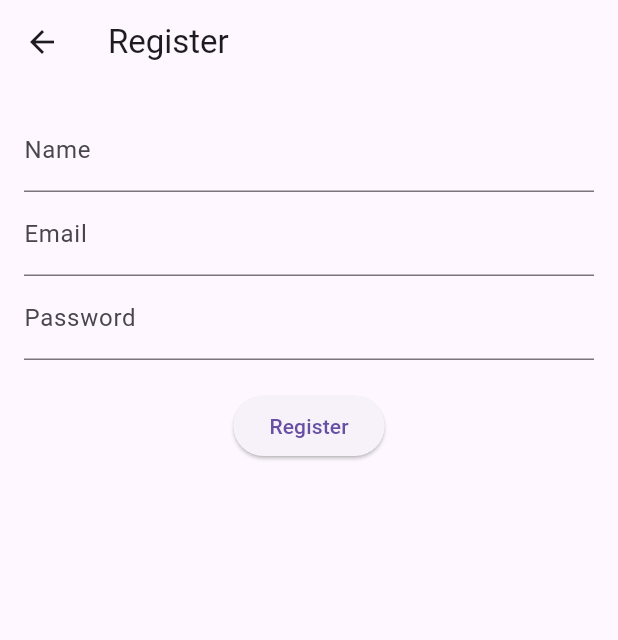
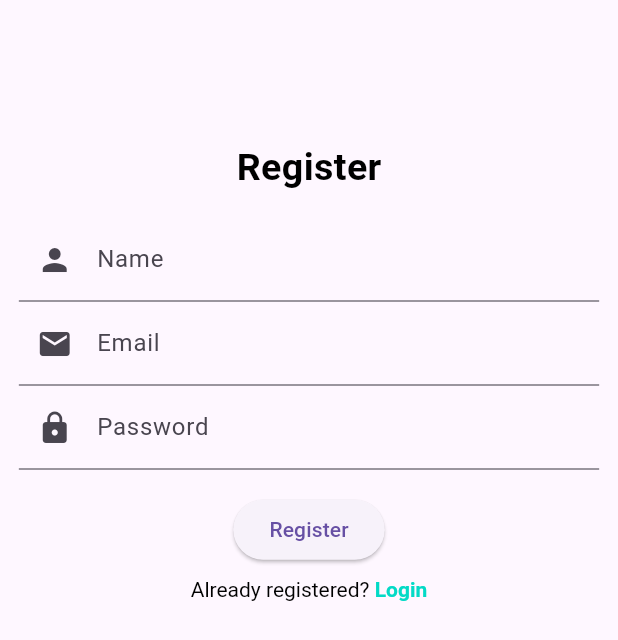
Before and after one commit to alxayeed/car_workshop, a Flutter app: the RegisterScreen screen opened by its route, on a phone screen of 412 x 824 dp. Shown: the top 640 px of the screen. Run offline on Flutter 3.47's test engine with Material 3 defaults, Android fonts, the phone set to English and light mode, and no system bars; our stand-ins replace dartz, equatable, firebase_auth, firebase_core, flutter_screenutil, get; accounts and stored records are empty.

Commit message:
UPDATE: login and register screen ui updated. custom widgets created

```diff
--- a/lib/core/constants/app_strings.dart
+++ b/lib/core/constants/app_strings.dart
@@ -3,4 +3,17 @@ class AppStrings {
   static const String login = "Login";
   static const String register = "Register";
   static const String welcomeMessage = "Welcome to the Car Workshop App!";
+  static const String pleaseWait = 'Please wait...';
+  static const String success = 'Success';
+  static const String registrationSuccess = 'Registration successful!';
+  static const String error = 'Oops!';
+  static const String name = 'Name';
+  static const String email = 'Email';
+  static const String password = 'Password';
+
+  // Updated redirection button text
+  static const String noAccount = "Don't have an account? ";
+  static const String signUpLink = 'Register Now';
+  static const String alreadyRegistered = 'Already registered? ';
+  static const String loginLink = 'Login';
 }
--- a/lib/core/style/app_colors.dart
+++ b/lib/core/style/app_colors.dart
@@ -5,4 +5,8 @@ class AppColors {
   static const Color accent = Color(0xFF03DAC6);
   static const Color text = Color(0xFF000000);
   static const Color primaryDark = Color(0xFF3700B3);
+
+  // Success and Error Background Colors
+  static const Color successBackground = Color(0xFF4CAF50); // Green for success
+  static const Color errorBackground = Color(0xFFF44336); // Red for error
 }
--- a/lib/core/style/app_fonts.dart
+++ b/lib/core/style/app_fonts.dart
@@ -51,4 +51,5 @@ class AppFonts {
     fontWeight: FontWeight.w500,
     color: Colors.black,
   );
+
 }
--- a/lib/features/auth/presentation/screens/register_screen.dart
+++ b/lib/features/auth/presentation/screens/register_screen.dart
@@ -1,6 +1,11 @@
 import 'package:flutter/material.dart';
+import 'package:flutter_screenutil/flutter_screenutil.dart';
 import 'package:get/get.dart';
 import '../../../../core/constants/app_strings.dart';
+import '../../../../core/routes/app_routes.dart';
+import '../../../../core/style/app_fonts.dart'; // Import AppFonts
+import '../widgets/custom_text_field.dart';
+import '../widgets/redirection_button.dart';
 import '../../presentation/controllers/auth_controller.dart';
 
 class RegisterScreen extends StatelessWidget {
@@ -14,44 +19,69 @@ class RegisterScreen extends StatelessWidget {
     final TextEditingController passwordController = TextEditingController();
 
     return Scaffold(
-      appBar: AppBar(
-        title: const Text(AppStrings.register),
-      ),
       body: SingleChildScrollView(
         child: Padding(
-          padding: const EdgeInsets.all(16.0),
+          padding: EdgeInsets.all(16.w),
           child: Column(
             mainAxisAlignment: MainAxisAlignment.center,
             children: [
-              TextField(
+              SizedBox(height: 100.h),
+              // Title
+              Text(
+                AppStrings.register,
+                style: AppFonts.size32W700,
+              ),
+              SizedBox(height: 20.h),
+
+              // Name TextField
+              CustomTextField(
                 controller: nameController,
-                decoration: const InputDecoration(
-                  labelText: 'Name',
-                ),
+                labelText: AppStrings.name,
+                prefixIcon: Icons.person,
               ),
-              TextField(
+
+              // Email TextField
+              CustomTextField(
                 controller: emailController,
-                decoration: const InputDecoration(
-                  labelText: 'Email',
-                ),
+                labelText: AppStrings.email,
+                keyboardType: TextInputType.emailAddress,
+                prefixIcon: Icons.email,
               ),
-              TextField(
+
+              // Password TextField
+              CustomTextField(
                 controller: passwordController,
-                decoration: const InputDecoration(
-                  labelText: 'Password',
-                ),
+                labelText: AppStrings.password,
                 obscureText: true,
+                prefixIcon: Icons.lock,
               ),
-              const SizedBox(height: 20),
-              ElevatedButton(
-                onPressed: () {
-                  final String name = nameController.text;
-                  final String email = emailController.text;
-                  final String password = passwordController.text;
 
-                  authController.register(name, email, password);
-                },
-                child: const Text('Register'),
+              SizedBox(height: 20.h),
+
+              // Register Button
+              Obx(() {
+                return ElevatedButton(
+                  onPressed: authController.isLoading.value
+                      ? null
+                      : () {
+                    final String name = nameController.text.trim();
+                    final String email = emailController.text.trim();
+                    final String password = passwordController.text.trim();
+                    authController.register(name, email, password);
+                  },
+                  child: Text(authController.isLoading.value
+                      ? AppStrings.pleaseWait
+                      : AppStrings.register),
+                );
+              }),
+
+              SizedBox(height: 10.h),
+
+              // Redirection Button to Login Screen
+              const RedirectionButton(
+                regularText: AppStrings.alreadyRegistered,
+                linkText: AppStrings.loginLink,
+                route: AppRoutes.login,
               ),
             ],
           ),
--- /dev/null
+++ b/lib/features/auth/presentation/widgets/custom_text_field.dart
@@ -0,0 +1,31 @@
+import 'package:flutter/material.dart';
+
+class CustomTextField extends StatelessWidget {
+  final TextEditingController controller;
+  final String labelText;
+  final bool obscureText;
+  final TextInputType keyboardType;
+  final IconData? prefixIcon; // Optional prefix icon
+
+  const CustomTextField({
+    super.key,
+    required this.controller,
+    required this.labelText,
+    this.obscureText = false,
+    this.keyboardType = TextInputType.text,
+    this.prefixIcon,
+  });
+
+  @override
+  Widget build(BuildContext context) {
+    return TextField(
+      controller: controller,
+      decoration: InputDecoration(
+        labelText: labelText,
+        prefixIcon: prefixIcon != null ? Icon(prefixIcon) : null, // Optional icon
+      ),
+      obscureText: obscureText,
+      keyboardType: keyboardType,
+    );
+  }
+}
--- /dev/null
+++ b/lib/features/auth/presentation/widgets/redirection_button.dart
@@ -0,0 +1,39 @@
+import 'package:flutter/gestures.dart';
+import 'package:flutter/material.dart';
+import 'package:get/get.dart';
+import '../../../../core/style/app_colors.dart';
+
+class RedirectionButton extends StatelessWidget {
+  final String regularText;
+  final String linkText;
+  final String route;
+
+  const RedirectionButton({
+    super.key,
+    required this.regularText,
+    required this.linkText,
+    required this.route,
+  });
+
+  @override
+  Widget build(BuildContext context) {
+    return RichText(
+      text: TextSpan(
+        text: regularText,
+        style: const TextStyle(color: Colors.black), // Regular text style
+        children: [
+          TextSpan(
+            text: linkText,
+            style: const TextStyle(
+              color: AppColors.accent,
+              fontWeight: FontWeight.bold,
+            ),
+            recognizer: TapGestureRecognizer()..onTap = () {
+              Get.toNamed(route); // Navigate to the desired route on tap
+            },
+          ),
+        ],
+      ),
+    );
+  }
+}
--- a/lib/main.dart
+++ b/lib/main.dart
@@ -33,7 +33,7 @@ class MainApp extends StatelessWidget {
           debugShowCheckedModeBanner: false,
           title: AppStrings.appTitle,
           theme: AppTheme.lightTheme,
-          initialRoute: AppRoutes.register,
+          initialRoute: AppRoutes.login,
           getPages: AppRoutes.routes,
         );
       },
```
Also changed, not shown: lib/features/auth/presentation/controllers/auth_controller.dart (+22 -3 lines), lib/features/auth/presentation/screens/login_screen.dart (+71 -4 lines), 1 other file.
